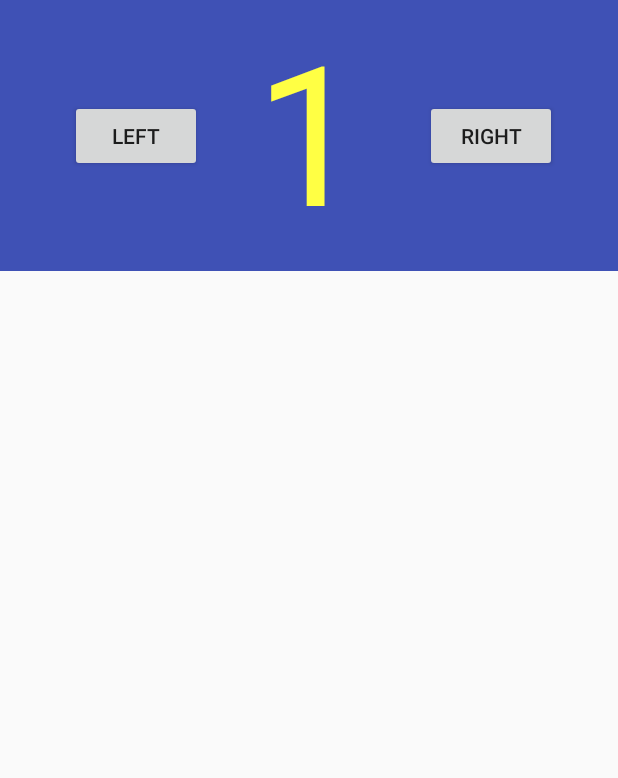
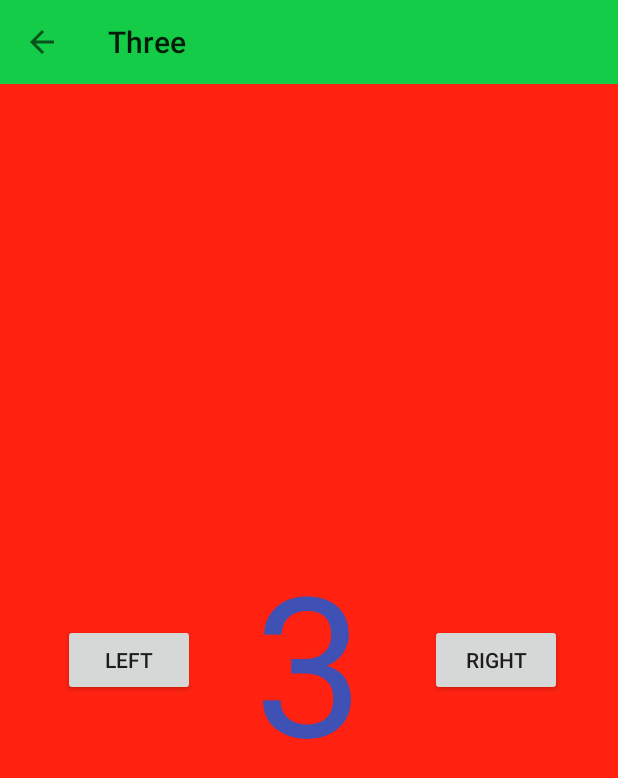
Before and after one commit to Kham300/androidpractice, an Android app: the FragmentOne screen opened directly, with no data from a screen before it, after a tap on "LEFT", on a phone screen of 412 x 824 dp. Shown: the top 778 px of the screen. Run offline under Robolectric (Android 15) with nearby library versions, the phone set to English and light mode, and no system bars.

Commit message:
реализовал колбеки для фрагментов чтобы переключаться на другие фрагменты.

```diff
--- a/app/src/main/java/io/mycompany/androidpractice/PageViewActivity.java
+++ b/app/src/main/java/io/mycompany/androidpractice/PageViewActivity.java
@@ -1,53 +1,57 @@
 package io.mycompany.androidpractice;
 
 import android.support.v4.app.FragmentTransaction;
-import android.support.v4.app.FragmentTransitionImpl;
 import android.os.Build;
 import android.support.annotation.RequiresApi;
-import android.support.design.widget.TabLayout;
 import android.support.v4.app.Fragment;
 import android.support.v7.app.AppCompatActivity;
 import android.os.Bundle;
 import android.support.v7.widget.Toolbar;
 import android.view.View;
-
-import java.util.Objects;
-
-import io.mycompany.androidpractice.adapter.TabsPagerFragmentAdapter;
 import io.mycompany.androidpractice.fragments.FragmentOne;
 import io.mycompany.androidpractice.fragments.FragmentThree;
 import io.mycompany.androidpractice.fragments.FragmentTwo;
+import io.mycompany.androidpractice.fragments.onMoveFragmentListener;
 
 
-public class PageViewActivity extends AppCompatActivity implements FragmentOne.onMoveFragmentListener {
+public class PageViewActivity extends AppCompatActivity implements onMoveFragmentListener {
 
-    private TabLayout tabLayout;
-    TabsPagerFragmentAdapter adapter = new TabsPagerFragmentAdapter(getSupportFragmentManager());
-
+    private final static int FRAGMENT = R.id.fragment;
+    private FragmentThree frag3;
+    private FragmentTwo frag2;
+    private FragmentOne frag1;
+    private Toolbar toolbar;
 
     @RequiresApi(api = Build.VERSION_CODES.LOLLIPOP)
     @Override
     protected void onCreate(Bundle savedInstanceState) {
+        FragmentTransaction ft = getSupportFragmentManager().beginTransaction();
         super.onCreate(savedInstanceState);
         setContentView(R.layout.activity_page_view);
         initToolbar();
-        initTabs();
 
-        Fragment frag1 = new FragmentOne();
-        FragmentTransaction ft = getSupportFragmentManager().beginTransaction();
+        frag1 = new FragmentOne();
+        frag1.setMoveFragmentListener(this);
+
+        frag2 = new FragmentTwo();
+        frag2.setMoveFragmentListener(this);
+
+        frag3 = new FragmentThree();
+        frag3.setMoveFragmentListener(this);
+
         ft.add(R.id.fragment, frag1);
         ft.commit();
 
     }
 
     private void initToolbar() {
-        Toolbar toolbar = findViewById(R.id.toolbar);
-        toolbar.setNavigationIcon(R.drawable.ic_arrow_back_black_24dp);
-
+        toolbar = findViewById(R.id.toolbar);
         setSupportActionBar(toolbar);
-        Objects.requireNonNull(getSupportActionBar()).setDisplayHomeAsUpEnabled(true);
-
-        toolbar.setOnClickListener(new View.OnClickListener() {
+        if (getSupportActionBar() != null) {
+            getSupportActionBar().setDisplayShowHomeEnabled(true);
+            getSupportActionBar().setDisplayHomeAsUpEnabled(true);
+        }
+        toolbar.setNavigationOnClickListener(new View.OnClickListener() {
             @Override
             public void onClick(View view) {
                 onBackPressed();
@@ -55,18 +59,28 @@ public class PageViewActivity extends AppCompatActivity implements FragmentOne.o
         });
     }
 
-    private void initTabs() {
-
-        tabLayout = findViewById(R.id.tabLayout);
-
-        //set titles
-        adapter.addFragments(new FragmentOne(), "One");
-        adapter.addFragments(new FragmentTwo(), "Two");
-        adapter.addFragments(new FragmentThree(), "Three");
-        }
-
     @Override
     public void changeFragment(int i) {
+        switch (i) {
+            case 1:
+                replaceFragment(frag1);
+                toolbar.setTitle("One");
+                break;
+            case 2:
+                replaceFragment(frag2);
+                toolbar.setTitle("Two");
+                break;
+            case 3:
+                replaceFragment(frag3);
+                toolbar.setTitle("Three");
+                break;
+        }
+    }
 
+    public void replaceFragment(Fragment fragment) {
+        FragmentTransaction ft = getSupportFragmentManager().beginTransaction();
+        ft.replace(FRAGMENT, fragment);
+        ft.setTransition(FragmentTransaction.TRANSIT_FRAGMENT_OPEN);
+        ft.commit();
     }
 }
--- a/app/src/main/java/io/mycompany/androidpractice/fragments/FragmentOne.java
+++ b/app/src/main/java/io/mycompany/androidpractice/fragments/FragmentOne.java
@@ -1,6 +1,5 @@
 package io.mycompany.androidpractice.fragments;
 
-import android.content.Context;
 import android.os.Bundle;
 import android.support.annotation.Nullable;
 import android.support.v4.app.Fragment;
@@ -12,23 +11,12 @@ import android.widget.Button;
 import io.mycompany.androidpractice.R;
 
 public class FragmentOne extends Fragment {
+
     private static final int LAYOUT = R.layout.fragment_one;
+    private onMoveFragmentListener moveFragmentListener;
 
-    public interface onMoveFragmentListener{
-        public void changeFragment(int i);
-    }
-
-    onMoveFragmentListener moveFragmentListener;
-
-    @Override
-    public void onAttach(Context context) {
-        super.onAttach(context);
-
-        try{
-            moveFragmentListener = (onMoveFragmentListener) context;
-        } catch (ClassCastException e) {
-            throw new ClassCastException(context.toString() + " must be implemented");
-        }
+    public void setMoveFragmentListener(onMoveFragmentListener moveFragmentListener) {
+        this.moveFragmentListener = moveFragmentListener;
     }
 
     @Nullable
@@ -45,7 +33,7 @@ public class FragmentOne extends Fragment {
         });
 
         Button buttonRight = view.findViewById(R.id.button_1_right);
-        buttonLeft.setOnClickListener(new View.OnClickListener() {
+        buttonRight.setOnClickListener(new View.OnClickListener() {
             @Override
             public void onClick(View view) {
                 moveFragmentListener.changeFragment(2);
@@ -54,4 +42,5 @@ public class FragmentOne extends Fragment {
 
         return view;
     }
+
 }
--- a/app/src/main/java/io/mycompany/androidpractice/fragments/FragmentThree.java
+++ b/app/src/main/java/io/mycompany/androidpractice/fragments/FragmentThree.java
@@ -6,19 +6,39 @@ import android.support.v4.app.Fragment;
 import android.view.LayoutInflater;
 import android.view.View;
 import android.view.ViewGroup;
+import android.widget.Button;
 
 import io.mycompany.androidpractice.R;
 
 public class FragmentThree extends Fragment {
 
     private static final int LAYOUT = R.layout.fragment_three;
-    private View view;
+    private onMoveFragmentListener moveFragmentListener;
 
+    public void setMoveFragmentListener(onMoveFragmentListener moveFragmentListener) {
+        this.moveFragmentListener = moveFragmentListener;
+    }
 
     @Nullable
     @Override
     public View onCreateView(LayoutInflater inflater, ViewGroup container, Bundle savedInstance){
-        view = inflater.inflate(LAYOUT, container, false);
+       View view = inflater.inflate(LAYOUT, container, false);
+
+        Button buttonLeft = view.findViewById(R.id.button3_left);
+        buttonLeft.setOnClickListener(new View.OnClickListener() {
+            @Override
+            public void onClick(View view) {
+                moveFragmentListener.changeFragment(2);
+            }
+        });
+
+        Button buttonRight = view.findViewById(R.id.button3_right);
+        buttonRight.setOnClickListener(new View.OnClickListener() {
+            @Override
+            public void onClick(View view) {
+                moveFragmentListener.changeFragment(1);
+            }
+        });
         return view;
     }
 }
--- a/app/src/main/java/io/mycompany/androidpractice/fragments/FragmentTwo.java
+++ b/app/src/main/java/io/mycompany/androidpractice/fragments/FragmentTwo.java
@@ -6,18 +6,41 @@ import android.support.v4.app.Fragment;
 import android.view.LayoutInflater;
 import android.view.View;
 import android.view.ViewGroup;
+import android.widget.Button;
 
 import io.mycompany.androidpractice.R;
 
 public class FragmentTwo extends Fragment {
 
     private static final int LAYOUT = R.layout.fragment_two;
-    private View view;
+
+    private onMoveFragmentListener moveFragmentListener;
+
+    public void setMoveFragmentListener(onMoveFragmentListener moveFragmentListener) {
+        this.moveFragmentListener = moveFragmentListener;
+    }
 
     @Nullable
     @Override
     public View onCreateView(LayoutInflater inflater, ViewGroup container, Bundle savedInstance){
-        view = inflater.inflate(LAYOUT, container, false);
+        View view = inflater.inflate(LAYOUT, container, false);
+
+        Button buttonLeft = view.findViewById(R.id.button2_left);
+        buttonLeft.setOnClickListener(new View.OnClickListener() {
+            @Override
+            public void onClick(View view) {
+                moveFragmentListener.changeFragment(1);
+            }
+        });
+
+        Button buttonRight = view.findViewById(R.id.button2_right);
+        buttonRight.setOnClickListener(new View.OnClickListener() {
+            @Override
+            public void onClick(View view) {
+                moveFragmentListener.changeFragment(3);
+            }
+        });
+
         return view;
     }
 }
--- /dev/null
+++ b/app/src/main/java/io/mycompany/androidpractice/fragments/onMoveFragmentListener.java
@@ -0,0 +1,5 @@
+package io.mycompany.androidpractice.fragments;
+
+public interface onMoveFragmentListener {
+    void changeFragment(int i);
+}
--- a/app/src/main/res/layout/activity_page_view.xml
+++ b/app/src/main/res/layout/activity_page_view.xml
@@ -7,33 +7,36 @@
     tools:context=".PageViewActivity"
     tools:layout_editor_absoluteY="25dp">
 
-    <android.support.v7.widget.Toolbar
-        xmlns:android="http://schemas.android.com/apk/res/android"
+    <android.support.v7.widget.Toolbar xmlns:android="http://schemas.android.com/apk/res/android"
         android:id="@+id/toolbar"
         android:layout_width="0dp"
         android:layout_height="wrap_content"
         android:background="#ff15cc48"
         android:visibility="visible"
         app:layout_constraintEnd_toEndOf="parent"
+        app:layout_constraintHorizontal_bias="0.0"
         app:layout_constraintStart_toStartOf="parent"
         app:layout_constraintTop_toTopOf="parent" />
 
-    <android.support.design.widget.TabLayout
-        android:id="@+id/tabLayout"
-        android:layout_width="0dp"
-        android:layout_height="wrap_content"
-        app:layout_constraintEnd_toEndOf="parent"
-        app:layout_constraintStart_toStartOf="parent"
-        app:layout_constraintTop_toBottomOf="@+id/toolbar"
-        app:tabGravity="fill"
-        app:tabMode="fixed"
-        tools:ignore="MissingConstraints"/>
+    <!--<android.support.design.widget.TabLayout-->
+        <!--android:id="@+id/tabLayout"-->
+        <!--android:layout_width="0dp"-->
+        <!--android:layout_height="wrap_content"-->
+        <!--app:layout_constraintEnd_toEndOf="parent"-->
+        <!--app:layout_constraintStart_toStartOf="parent"-->
+        <!--app:layout_constraintTop_toBottomOf="@+id/toolbar"-->
+        <!--app:tabGravity="fill"-->
+        <!--app:tabMode="fixed"-->
+        <!--tools:ignore="MissingConstraints"/>-->
 
     <FrameLayout
         android:id="@+id/fragment"
         android:layout_width="match_parent"
-        android:layout_height="wrap_content"
-        android:layout_weight="1">
-    </FrameLayout>
+        android:layout_height="0dp"
+        android:layout_weight="1"
+        app:layout_constraintBottom_toBottomOf="parent"
+        app:layout_constraintTop_toBottomOf="@+id/toolbar"
+        tools:ignore="MissingConstraints"
+        tools:layout_editor_absoluteX="0dp"></FrameLayout>
 
 </android.support.constraint.ConstraintLayout>
--- a/app/src/main/res/layout/fragment_one.xml
+++ b/app/src/main/res/layout/fragment_one.xml
@@ -1,9 +1,8 @@
 <?xml version="1.0" encoding="utf-8"?>
 <android.support.constraint.ConstraintLayout xmlns:android="http://schemas.android.com/apk/res/android"
     xmlns:app="http://schemas.android.com/apk/res-auto"
-    xmlns:tools="http://schemas.android.com/tools"
     android:layout_width="match_parent"
-    android:layout_height="wrap_content"
+    android:layout_height="match_parent"
     android:layout_gravity="center"
     android:background="@color/colorBlue">
 
--- a/app/src/main/res/layout/fragment_three.xml
+++ b/app/src/main/res/layout/fragment_three.xml
@@ -1,9 +1,8 @@
 <?xml version="1.0" encoding="utf-8"?>
 <android.support.constraint.ConstraintLayout xmlns:android="http://schemas.android.com/apk/res/android"
     xmlns:app="http://schemas.android.com/apk/res-auto"
-    xmlns:tools="http://schemas.android.com/tools"
     android:layout_width="match_parent"
-    android:layout_height="wrap_content"
+    android:layout_height="match_parent"
     android:layout_gravity="center"
     android:background="@color/colorRed">
 
--- a/app/src/main/res/layout/fragment_two.xml
+++ b/app/src/main/res/layout/fragment_two.xml
@@ -3,10 +3,10 @@
     xmlns:app="http://schemas.android.com/apk/res-auto"
     xmlns:tools="http://schemas.android.com/tools"
     android:layout_width="match_parent"
-    android:layout_height="wrap_content"
+    android:layout_height="match_parent"
     android:layout_gravity="center"
     android:background="@color/colorYellow"
-    tools:layout_editor_absoluteY="221dp">
+    tools:layout_editor_absoluteY="25dp">
 
     <TextView
         android:id="@+id/textView2"
@@ -16,6 +16,7 @@
         android:text="2"
         android:textColor="@color/colorRed"
         android:textSize="130dp"
+        app:layout_constraintBottom_toBottomOf="parent"
         app:layout_constraintEnd_toStartOf="@+id/button2_right"
         app:layout_constraintStart_toEndOf="@+id/button2_left"
         app:layout_constraintTop_toTopOf="parent" />
```
Also changed, not shown: app/src/main/java/io/mycompany/androidpractice/fragments/ExampleFragment.java (deleted, +0 -33 lines), app/src/main/res/layout/fragment_example.xml (deleted, +0 -22 lines), app/src/main/res/layout/toolbar.xml (deleted, +0 -9 lines).
